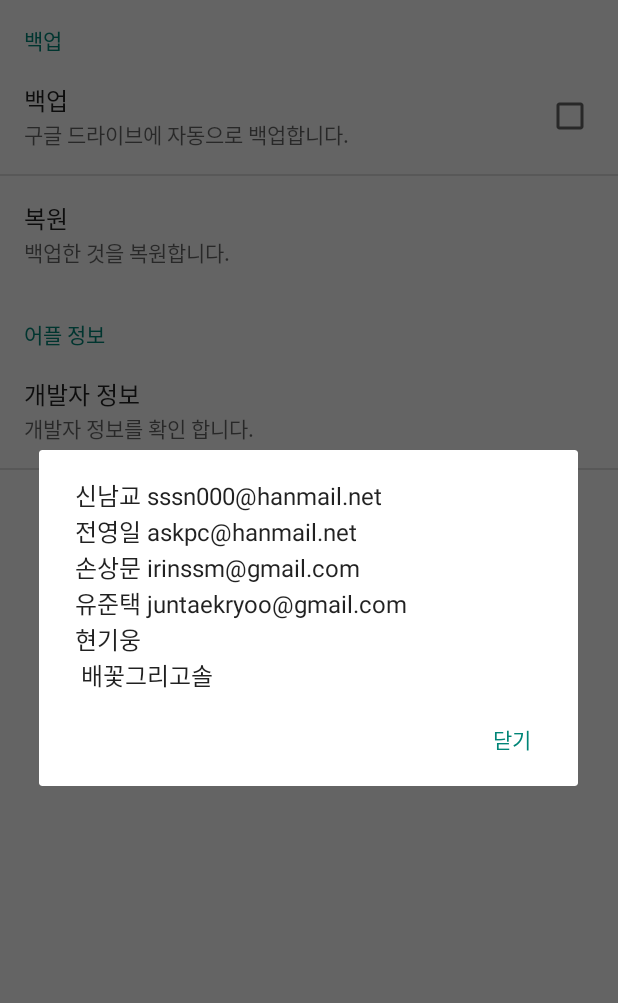
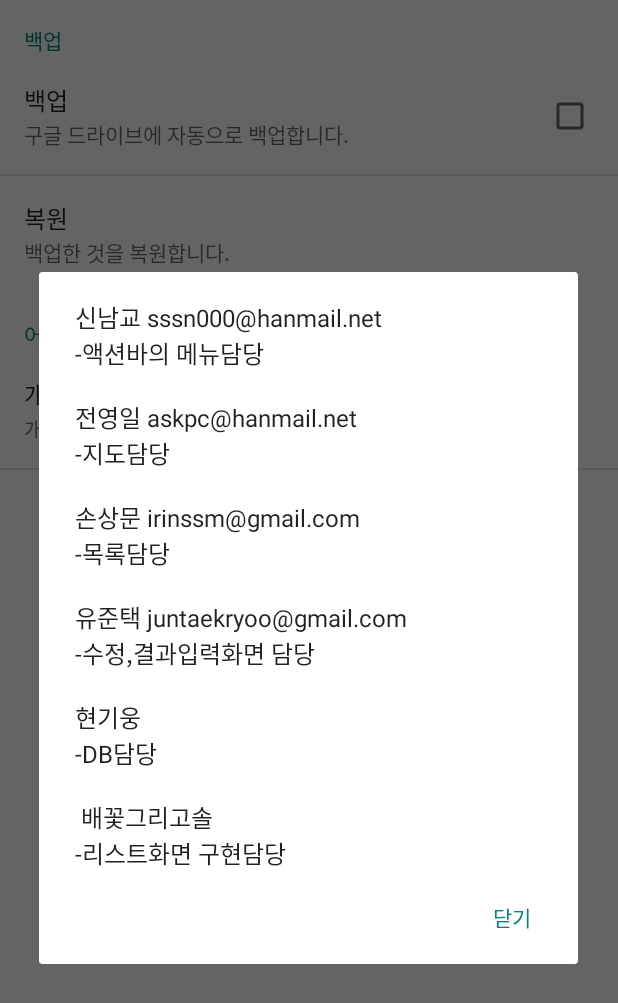
Before and after one commit to suwonsmartapp/TourList, an Android app: the SettingsActivity screen opened directly, with no data from a screen before it, after a tap on "개발자 정보", on a phone screen of 412 x 824 dp. Shown: the top 1003 px of the screen. Run offline under Robolectric (Android 15) with nearby library versions, the phone set to English and light mode, and no system bars.

```diff
--- a/app/src/main/java/com/suwonsmartapp/tourlist/SettingsActivity.java
+++ b/app/src/main/java/com/suwonsmartapp/tourlist/SettingsActivity.java
@@ -41,7 +41,7 @@ public class SettingsActivity extends PreferenceActivity implements
         // 개발자 정보
         else if (preference.getKey().equals("developer")) {
             AlertDialog.Builder builder = new AlertDialog.Builder(this);
-            builder.setMessage("신남교 sssn000@hanmail.net \n전영일 askpc@hanmail.net \n손상문 irinssm@gmail.com \n유준택 juntaekryoo@gmail.com \n현기웅 \n 배꽃그리고솔");
+            builder.setMessage("신남교 sssn000@hanmail.net \n-액션바의 메뉴담당 \n\n전영일 askpc@hanmail.net \n-지도담당 \n\n손상문 irinssm@gmail.com \n-목록담당 \n\n유준택 juntaekryoo@gmail.com \n-수정,결과입력화면 담당 \n\n현기웅 \n-DB담당 \n\n 배꽃그리고솔 \n-리스트화면 구현담당");
             builder.setCancelable(false);
             builder.setNegativeButton("닫기", new DialogInterface.OnClickListener() {
                 // 닫기 버튼 클릭시 설정
```
